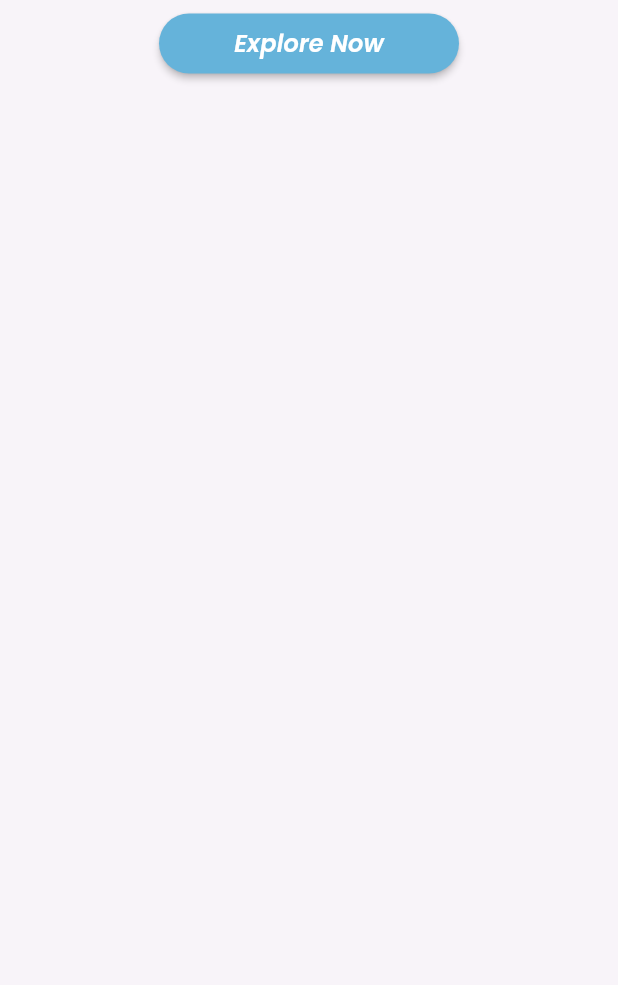
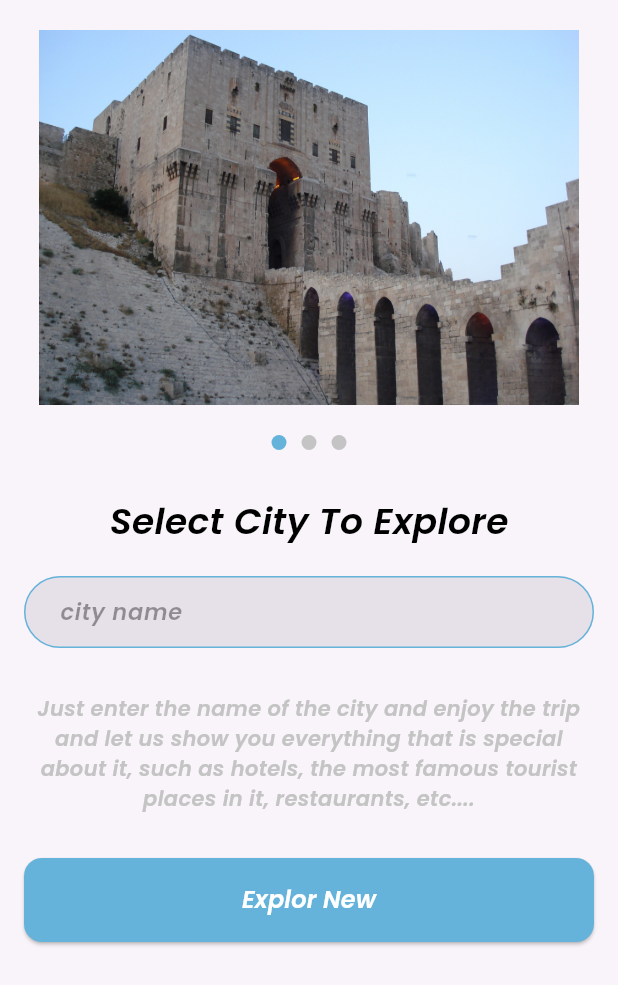
Before and after one commit to Ahmad01Almasri/Tourist_Guide_App, a Flutter app: the CitySelectionPage screen opened directly, on a phone screen of 412 x 824 dp. Shown: the top 985 px of the screen. Run offline on Flutter 3.47's test engine with Material 3 defaults, Android fonts, the phone set to English and light mode, and no system bars; our stand-ins replace fluttertoast, get_it, go_router, shared_preferences, shimmer, smooth_page_indicator; accounts and stored records are empty.

Commit message:
city selectiion page ui

```diff
--- a/lib/core/routes/app_router.dart
+++ b/lib/core/routes/app_router.dart
@@ -10,7 +10,7 @@ final GoRouter router = GoRouter(
   routes: [
     GoRoute(
       path: "/",
-      builder: (context, state) => const SignUp(),
+      builder: (context, state) => const CitySelectionPage(),
     ),
     GoRoute(
       path: "/onBoarding",
@@ -26,7 +26,7 @@ final GoRouter router = GoRouter(
     ),
     GoRoute(
       path: "/citySelection",
-      builder: (context, state) => const SplashPage(),
+      builder: (context, state) => const CitySelectionPage(),
     ),
     // GoRoute(
     //   path: "/forgotPassword",
--- a/lib/core/utils/app_assets.dart
+++ b/lib/core/utils/app_assets.dart
@@ -3,18 +3,6 @@ class Assets {
 
   /// Assets for imagesDetails1
   static const String logoApp = "assets/images/logo.png";
-
-  /// Assets for imagesDetails1
-  /// assets/images/details1.svg
-  static const String imagesDetails1 = "assets/images/details1.svg";
-
-  /// Assets for imagesDetails2
-  /// assets/images/details2.svg
-  static const String imagesDetails2 = "assets/images/details2.svg";
-
-  /// Assets for imagesDetails3
-  /// assets/images/details3.svg
-  static const String imagesDetails3 = "assets/images/details3.svg";
 
   /// Assets for imagesForgotPassword
   /// assets/images/forgotPassword.png
@@ -31,10 +19,6 @@ class Assets {
   /// Assets for imagesFrame3
   /// assets/images/frame3.png
   static const String imagesFrame3 = "assets/images/frame3.png";
-
-  /// Assets for imagesHomeIcon
-  /// assets/images/home-icon.svg
-  static const String imagesHomeIcon = "assets/images/home-icon.svg";
 
   /// Assets for imagesHomeIconActive
   /// assets/images/home-icon-active.svg
--- a/lib/core/utils/app_strings.dart
+++ b/lib/core/utils/app_strings.dart
@@ -30,11 +30,13 @@ abstract class AppStrings {
       moreThanTwenty = "It can’t be more than three letters",
       notTrue = "It's not true",
       //!Home Strings
+
+      definitionOfWhatNext =
+          "Just enter the name of the city and enjoy the trip and let us show you everything that is special about it, such as hotels, the most famous tourist places in it, restaurants, etc....",
       exploreNow = "Explore Now",
-      about = "About",
-      wars = "Wars",
+      cityName = "city name",
       //!Search Strings
-      searchDeepIntoTheHistory = "Search deep into the history",
+      selectCityToExplore = "Select City To Explore",
       recent = "Recent",
       //!Profile Strings
       profile = "Profile",
--- a/lib/core/utils/app_text_styles.dart
+++ b/lib/core/utils/app_text_styles.dart
@@ -31,7 +31,7 @@ abstract class AppTextStyles {
   static final poppins600style12 = TextStyle(
     fontSize: 12,
     fontWeight: FontWeight.w600,
-    color: AppColors.red,
+    color: AppColors.red.withOpacity(0.7),
   );
 
   static final poppinsBoldstyle16 = TextStyle(
@@ -39,6 +39,7 @@ abstract class AppTextStyles {
     fontWeight: FontWeight.bold,
     color: AppColors.white,
   );
+
   static final poppinsW500style16 = TextStyle(
     fontSize: 15,
     fontWeight: FontWeight.w600,
--- a/lib/core/widgets/custom_btn.dart
+++ b/lib/core/widgets/custom_button_app.dart
@@ -3,8 +3,9 @@ import 'package:flutter/material.dart';
 import '../utils/app_colors.dart';
 import '../utils/app_text_styles.dart';
 
-class CustomBtn extends StatelessWidget {
-  const CustomBtn({super.key, this.color, required this.text, this.onPressed});
+class CustomButtonApp extends StatelessWidget {
+  const CustomButtonApp(
+      {super.key, this.color, required this.text, this.onPressed});
   final Color? color;
   final String text;
   final VoidCallback? onPressed;
@@ -18,7 +19,7 @@ class CustomBtn extends StatelessWidget {
         style: ElevatedButton.styleFrom(
           backgroundColor: color ?? AppColors.primaryColor,
           shape: RoundedRectangleBorder(
-            borderRadius: BorderRadius.circular(10),
+            borderRadius: BorderRadius.circular(12),
           ),
         ),
         child: Text(text, style: AppTextStyles.poppinsBoldstyle16),
--- a/lib/features/auth/presentation/pages/login.dart
+++ b/lib/features/auth/presentation/pages/login.dart
@@ -5,7 +5,7 @@ import 'package:tourist_guide/core/utils/app_strings.dart';
 
 import '../../../../core/functions/navigation.dart';
 import '../../../../core/utils/app_text_styles.dart';
-import '../../../../core/widgets/button_app.dart';
+import '../widgets/button_app.dart';
 import '../widgets/row_icon_social_media.dart';
 import '../widgets/text_field.dart';
 
@@ -81,7 +81,7 @@ class _LoginState extends State<Login> {
                   const SizedBox(
                     height: 20,
                   ),
-                  CustomButtonApp(
+                  CustomButtonAuth(
                     title: AppStrings.signIn,
                     onPressed: () {
                       if (formstate.currentState!.validate()) {}
--- a/lib/features/auth/presentation/pages/signup.dart
+++ b/lib/features/auth/presentation/pages/signup.dart
@@ -5,7 +5,7 @@ import 'package:tourist_guide/core/utils/app_strings.dart';
 
 import '../../../../core/functions/navigation.dart';
 import '../../../../core/utils/app_text_styles.dart';
-import '../../../../core/widgets/button_app.dart';
+import '../widgets/button_app.dart';
 import '../widgets/row_icon_social_media.dart';
 import '../widgets/text_field.dart';
 
@@ -97,7 +97,7 @@ class _SignUpState extends State<SignUp> {
                   const SizedBox(
                     height: 20,
                   ),
-                  CustomButtonApp(
+                  CustomButtonAuth(
                     title: AppStrings.signUp,
                     onPressed: () {
                       if (formstate.currentState!.validate()) {}
--- a/lib/core/widgets/button_app.dart
+++ b/lib/features/auth/presentation/widgets/button_app.dart
@@ -1,12 +1,12 @@
 import 'package:flutter/material.dart';
 import 'package:tourist_guide/core/utils/app_colors.dart';
 
-import '../utils/app_text_styles.dart';
+import '../../../../core/utils/app_text_styles.dart';
 
-class CustomButtonApp extends StatelessWidget {
+class CustomButtonAuth extends StatelessWidget {
   final void Function()? onPressed;
   final String title;
-  const CustomButtonApp({super.key, this.onPressed, required this.title});
+  const CustomButtonAuth({super.key, this.onPressed, required this.title});
 
   @override
   Widget build(BuildContext context) {
--- a/lib/features/home/presentation/pages/city_selection.dart
+++ b/lib/features/home/presentation/pages/city_selection.dart
@@ -1,16 +1,56 @@
 import 'package:flutter/material.dart';
-import 'package:tourist_guide/core/functions/navigation.dart';
-import 'package:tourist_guide/core/utils/app_strings.dart';
-import 'package:tourist_guide/core/widgets/button_app.dart';
+import 'dart:async';
+
+import 'package:tourist_guide/core/utils/app_assets.dart';
+import 'package:tourist_guide/core/utils/app_colors.dart';
+import 'package:tourist_guide/core/utils/app_text_styles.dart';
+import 'package:tourist_guide/core/widgets/custom_button_app.dart';
+import 'package:tourist_guide/features/auth/presentation/widgets/text_field.dart';
+import 'package:tourist_guide/features/home/presentation/widgets/smooth_images_indicator.dart';
+
+import '../../../../core/utils/app_strings.dart';
 
 class CitySelectionPage extends StatefulWidget {
   const CitySelectionPage({super.key});
 
   @override
-  State<CitySelectionPage> createState() => _CitySelectionPageState();
+  _CitySelectionPageState createState() => _CitySelectionPageState();
 }
 
-class _CitySelectionPageState extends State<CitySelectionPage> {
+class _CitySelectionPageState extends State<CitySelectionPage>
+    with SingleTickerProviderStateMixin {
+  late PageController _pageController;
+  int _currentPage = 0;
+  Timer? _timer;
+  TextEditingController shearchController = TextEditingController();
+
+  @override
+  void initState() {
+    super.initState();
+    _pageController = PageController(initialPage: 0);
+    _timer = Timer.periodic(const Duration(seconds: 3), (Timer timer) {
+      if (_currentPage < images.length - 1) {
+        _currentPage++;
+      } else {
+        _currentPage = 0;
+      }
+
+      _pageController.animateToPage(
+        _currentPage,
+        duration: const Duration(milliseconds: 300),
+        curve: Curves.easeIn,
+      );
+    });
+  }
+
+  @override
+  void dispose() {
+    shearchController.dispose();
+    _timer?.cancel();
+    _pageController.dispose();
+    super.dispose();
+  }
+
   @override
   Widget build(BuildContext context) {
     return SafeArea(
@@ -18,28 +58,72 @@ class _CitySelectionPageState extends State<CitySelectionPage> {
         body: Padding(
           padding: const EdgeInsets.symmetric(horizontal: 16.0),
           child: CustomScrollView(
-            physics: const BouncingScrollPhysics(),
             slivers: [
               SliverToBoxAdapter(
-                child: Column(
-                  children: [
-                    const SizedBox(height: 5),
-                    SizedBox(
-                      height: 128,
-                      child: Column(
-                        children: [
-                          CustomButtonApp(
-                            title: AppStrings.exploreNow,
-                            onPressed: () {
-                              customNavigate(context, "/home");
-                            },
-                          )
-                        ],
-                      ),
-                    ),
-                  ],
+                  child: SmoothImagesIndicator(
+                currentPage: _currentPage,
+                pageController: _pageController,
+              )),
+              const SliverToBoxAdapter(
+                child: SizedBox(
+                  height: 30,
                 ),
               ),
+              SliverToBoxAdapter(
+                child: Center(
+                  child: Text(
+                    AppStrings.selectCityToExplore,
+                    style: AppTextStyles.poppins500style24
+                        .copyWith(fontWeight: FontWeight.bold),
+                  ),
+                ),
+              ),
+              const SliverToBoxAdapter(
+                child: SizedBox(
+                  height: 20,
+                ),
+              ),
+              SliverToBoxAdapter(
+                  child: CustomTextForm(
+                hinttext: AppStrings.cityName,
+                mycontroller: shearchController,
+                validator: (text) {
+                  if (text!.length < 8) {
+                    return AppStrings.lessThanEight;
+                  } else if (text.length > 8) {
+                    return AppStrings.moreThanEight;
+                  } else if (text.isEmpty) {
+                    return AppStrings.empty;
+                  }
+                  return null;
+                },
+              )),
+              const SliverToBoxAdapter(
+                child: SizedBox(
+                  height: 30,
+                ),
+              ),
+              SliverToBoxAdapter(
+                child: Center(
+                  child: Text(
+                    textAlign: TextAlign.center,
+                    AppStrings.definitionOfWhatNext,
+                    style: AppTextStyles.poppinsw600style14
+                        .copyWith(color: AppColors.grey),
+                  ),
+                ),
+              ),
+              const SliverToBoxAdapter(
+                child: SizedBox(
+                  height: 30,
+                ),
+              ),
+              SliverToBoxAdapter(
+                child: CustomButtonApp(
+                  text: "Explor New",
+                  onPressed: () {},
+                ),
+              )
             ],
           ),
         ),
--- /dev/null
+++ b/lib/features/home/presentation/pages/home.dart
@@ -0,0 +1,15 @@
+import 'package:flutter/material.dart';
+
+class Home extends StatefulWidget {
+  const Home({super.key});
+
+  @override
+  State<Home> createState() => _HomeState();
+}
+
+class _HomeState extends State<Home> {
+  @override
+  Widget build(BuildContext context) {
+    return Container();
+  }
+}
--- /dev/null
+++ b/lib/features/home/presentation/widgets/smooth_images_indicator.dart
@@ -0,0 +1,75 @@
+import 'package:flutter/material.dart';
+import 'dart:async';
+
+import '../../../../core/utils/app_assets.dart';
+import '../../../../core/utils/app_colors.dart';
+
+class SmoothImagesIndicator extends StatelessWidget {
+  final PageController pageController;
+  final int currentPage;
+
+  const SmoothImagesIndicator(
+      {super.key, required this.pageController, required this.currentPage});
+
+  @override
+  Widget build(BuildContext context) {
+    return Column(
+      children: [
+        Padding(
+            padding: const EdgeInsets.only(top: 20, right: 10, left: 10),
+            child: SizedBox(
+              height: 250,
+              child: PageView.builder(
+                controller: pageController,
+                itemCount: images.length,
+                itemBuilder: (context, index) {
+                  return Image.asset(
+                    images[index],
+                    fit: BoxFit.fill,
+                  );
+                },
+              ),
+            )),
+        SizedBox(
+          height: 20,
+        ),
+        Row(
+          mainAxisAlignment: MainAxisAlignment.center,
+          children: List.generate(images.length, (index) {
+            return AnimatedBuilder(
+              animation: pageController,
+              builder: (context, child) {
+                double selected = 0.0;
+                if (pageController.page != null) {
+                  selected = pageController.page! - index;
+                } else {
+                  selected = (currentPage - index).toDouble();
+                }
+                selected =
+                    (1 - (selected.abs().clamp(0.0, 1.0))).clamp(0.0, 1.0);
+
+                return Container(
+                  margin: const EdgeInsets.symmetric(horizontal: 5.0),
+                  width: 10.0,
+                  height: 10.0,
+                  decoration: BoxDecoration(
+                    color: selected > 0.5
+                        ? AppColors.primaryColor
+                        : AppColors.grey,
+                    shape: BoxShape.circle,
+                  ),
+                );
+              },
+            );
+          }),
+        ),
+      ],
+    );
+  }
+}
+
+final List<String> images = [
+  Assets.imagesOnBoarding,
+  Assets.imagesOnBoarding1,
+  Assets.imagesOnBoarding2,
+];
--- a/lib/features/on_boarding/presentation/views/widgets/get_buttons.dart
+++ b/lib/features/on_boarding/presentation/views/widgets/get_buttons.dart
@@ -2,7 +2,7 @@ import 'package:flutter/material.dart';
 import 'package:tourist_guide/core/utils/app_strings.dart';
 
 import '../../../../../core/functions/navigation.dart';
-import '../../../../../core/widgets/custom_btn.dart';
+import '../../../../../core/widgets/custom_button_app.dart';
 import '../../../data/models/on_boarding_model.dart';
 import '../functions/on_boarding.dart';
 
@@ -16,7 +16,7 @@ class GetButtons extends StatelessWidget {
     return currentIndex == onBoardingData.length - 1
         ? Column(
             children: [
-              CustomBtn(
+              CustomButtonApp(
                 text: AppStrings.createAccount,
                 onPressed: () {
                   onBoardingVisited();
@@ -24,7 +24,7 @@ class GetButtons extends StatelessWidget {
                 },
               ),
               const SizedBox(height: 16),
-              CustomBtn(
+              CustomButtonApp(
                 text: AppStrings.youHave,
                 onPressed: () {
                   onBoardingVisited();
@@ -35,7 +35,7 @@ class GetButtons extends StatelessWidget {
           )
         : Padding(
             padding: const EdgeInsets.only(top: 72),
-            child: CustomBtn(
+            child: CustomButtonApp(
               text: AppStrings.next,
               onPressed: () {
                 controller.nextPage(
```
